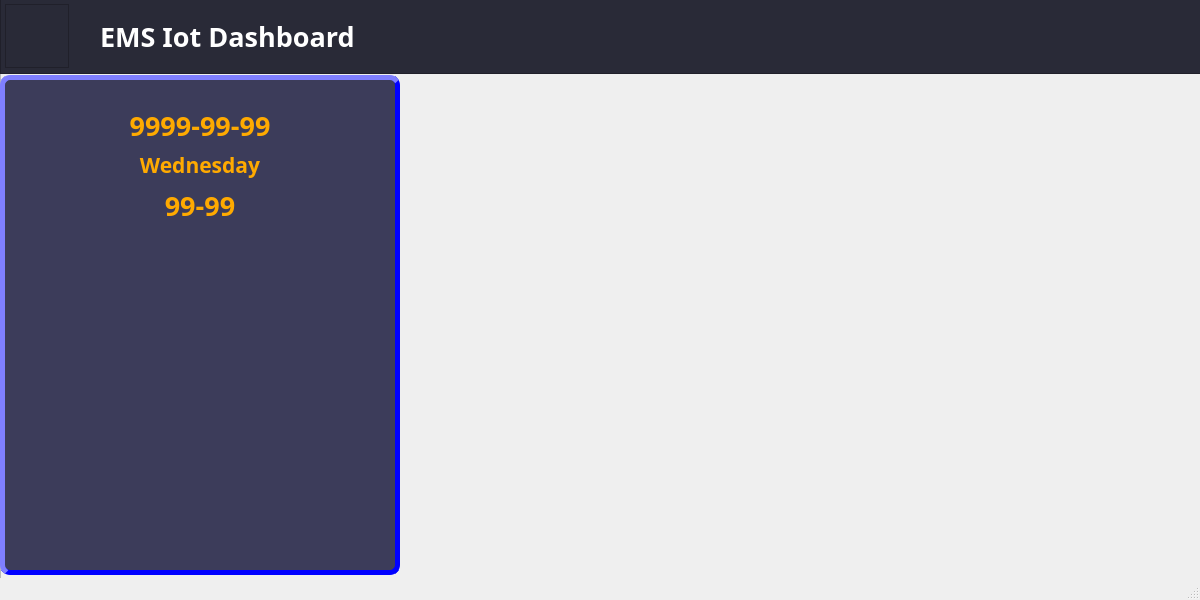
The window that ui/dashboard.ui (ParkYongJun03/EMS_Comm) describes before a commit, drawn with Qt 5.
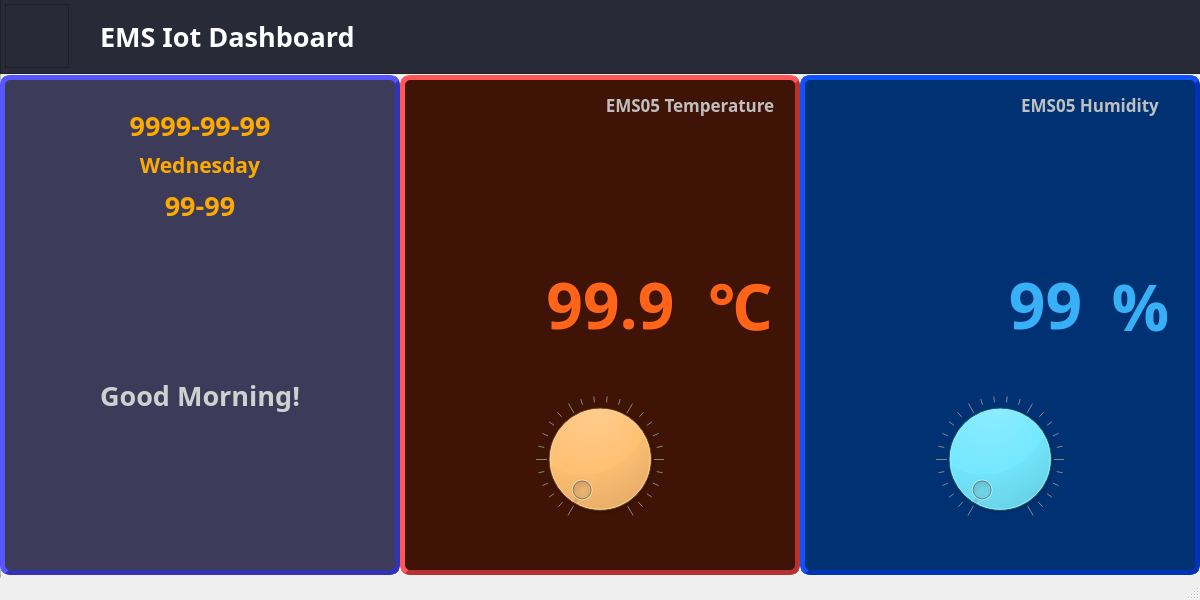
The same window after the commit. Icons and pictures are not drawn.

Diff of the .ui file:
```diff
--- a/ui/dashboard.ui
+++ b/ui/dashboard.ui
@@ -122,7 +122,7 @@
       <string notr="true">background-color: rgb(60, 60, 90);
 border-style : outset;
 border-width : 5px;
-border-color : rgb(0, 0, 255);
+border-color : rgb(50, 50, 180);
 border-radius : 10px;</string>
      </property>
      <property name="frameShape">
@@ -233,6 +233,327 @@
       </property>
       <property name="alignment">
        <set>Qt::AlignCenter</set>
+      </property>
+     </widget>
+     <widget class="QLabel" name="lblGreeting">
+      <property name="geometry">
+       <rect>
+        <x>50</x>
+        <y>300</y>
+        <width>300</width>
+        <height>40</height>
+       </rect>
+      </property>
+      <property name="font">
+       <font>
+        <family>나눔고딕코딩</family>
+        <pointsize>20</pointsize>
+        <weight>75</weight>
+        <bold>true</bold>
+       </font>
+      </property>
+      <property name="styleSheet">
+       <string notr="true">color: rgb(208, 208, 208);
+border : none;</string>
+      </property>
+      <property name="text">
+       <string>Good Morning!</string>
+      </property>
+      <property name="alignment">
+       <set>Qt::AlignCenter</set>
+      </property>
+     </widget>
+    </widget>
+    <widget class="QFrame" name="tempFrame">
+     <property name="geometry">
+      <rect>
+       <x>400</x>
+       <y>75</y>
+       <width>400</width>
+       <height>500</height>
+      </rect>
+     </property>
+     <property name="styleSheet">
+      <string notr="true">background-color: rgb(63, 19, 5);
+border-style : outset;
+border-width : 5px;
+border-color : rgb(180, 50, 50);
+border-radius : 10px;</string>
+     </property>
+     <property name="frameShape">
+      <enum>QFrame::StyledPanel</enum>
+     </property>
+     <property name="frameShadow">
+      <enum>QFrame::Raised</enum>
+     </property>
+     <widget class="QFrame" name="weatherFrame_3">
+      <property name="geometry">
+       <rect>
+        <x>40</x>
+        <y>40</y>
+        <width>128</width>
+        <height>128</height>
+       </rect>
+      </property>
+      <property name="styleSheet">
+       <string notr="true">background-image: url(:/temp32);
+background-repeat: no-repeat;
+border : none</string>
+      </property>
+      <property name="frameShape">
+       <enum>QFrame::StyledPanel</enum>
+      </property>
+      <property name="frameShadow">
+       <enum>QFrame::Raised</enum>
+      </property>
+     </widget>
+     <widget class="QLabel" name="lblCurrTemp">
+      <property name="geometry">
+       <rect>
+        <x>130</x>
+        <y>188</y>
+        <width>161</width>
+        <height>81</height>
+       </rect>
+      </property>
+      <property name="font">
+       <font>
+        <family>나눔고딕코딩</family>
+        <pointsize>48</pointsize>
+        <weight>75</weight>
+        <bold>true</bold>
+       </font>
+      </property>
+      <property name="styleSheet">
+       <string notr="true">color: rgb(255, 100, 25);
+border : none;</string>
+      </property>
+      <property name="text">
+       <string>99.9</string>
+      </property>
+      <property name="alignment">
+       <set>Qt::AlignCenter</set>
+      </property>
+     </widget>
+     <widget class="QLabel" name="lblTempTitle">
+      <property name="geometry">
+       <rect>
+        <x>190</x>
+        <y>10</y>
+        <width>200</width>
+        <height>40</height>
+       </rect>
+      </property>
+      <property name="font">
+       <font>
+        <family>나눔고딕코딩</family>
+        <pointsize>13</pointsize>
+        <weight>75</weight>
+        <bold>true</bold>
+       </font>
+      </property>
+      <property name="styleSheet">
+       <string notr="true">color: rgb(191, 191, 191);
+border : none;</string>
+      </property>
+      <property name="text">
+       <string>EMS05 Temperature</string>
+      </property>
+      <property name="alignment">
+       <set>Qt::AlignCenter</set>
+      </property>
+     </widget>
+     <widget class="QLabel" name="lblCurrTemp_2">
+      <property name="geometry">
+       <rect>
+        <x>290</x>
+        <y>189</y>
+        <width>101</width>
+        <height>81</height>
+       </rect>
+      </property>
+      <property name="font">
+       <font>
+        <family>나눔고딕코딩</family>
+        <pointsize>48</pointsize>
+        <weight>75</weight>
+        <bold>true</bold>
+       </font>
+      </property>
+      <property name="styleSheet">
+       <string notr="true">color: rgb(255, 100, 25);
+border : none;</string>
+      </property>
+      <property name="text">
+       <string>℃</string>
+      </property>
+      <property name="alignment">
+       <set>Qt::AlignCenter</set>
+      </property>
+     </widget>
+     <widget class="QDial" name="dial">
+      <property name="geometry">
+       <rect>
+        <x>136</x>
+        <y>320</y>
+        <width>128</width>
+        <height>128</height>
+       </rect>
+      </property>
+      <property name="styleSheet">
+       <string notr="true">background-color: rgb(255, 156, 34);</string>
+      </property>
+      <property name="notchesVisible">
+       <bool>true</bool>
+      </property>
+     </widget>
+    </widget>
+    <widget class="QFrame" name="tempFrame_2">
+     <property name="geometry">
+      <rect>
+       <x>800</x>
+       <y>75</y>
+       <width>400</width>
+       <height>500</height>
+      </rect>
+     </property>
+     <property name="font">
+      <font>
+       <family>Bahnschrift</family>
+      </font>
+     </property>
+     <property name="styleSheet">
+      <string notr="true">background-color: rgb(0, 50, 115);
+border-style : outset;
+border-width : 5px;
+border-color : rgb(0, 50, 180);
+border-radius : 10px;</string>
+     </property>
+     <property name="frameShape">
+      <enum>QFrame::StyledPanel</enum>
+     </property>
+     <property name="frameShadow">
+      <enum>QFrame::Raised</enum>
+     </property>
+     <widget class="QFrame" name="weatherFrame_4">
+      <property name="geometry">
+       <rect>
+        <x>40</x>
+        <y>40</y>
+        <width>128</width>
+        <height>128</height>
+       </rect>
+      </property>
+      <property name="styleSheet">
+       <string notr="true">background-image: url(:/humid);
+background-repeat: no-repeat;
+border : none</string>
+      </property>
+      <property name="frameShape">
+       <enum>QFrame::StyledPanel</enum>
+      </property>
+      <property name="frameShadow">
+       <enum>QFrame::Raised</enum>
+      </property>
+     </widget>
+     <widget class="QLabel" name="lblCurrTemp_3">
+      <property name="geometry">
+       <rect>
+        <x>190</x>
+        <y>188</y>
+        <width>111</width>
+        <height>81</height>
+       </rect>
+      </property>
+      <property name="font">
+       <font>
+        <family>나눔고딕코딩</family>
+        <pointsize>48</pointsize>
+        <weight>75</weight>
+        <bold>true</bold>
+       </font>
+      </property>
+      <property name="styleSheet">
+       <string notr="true">color: rgb(56, 176, 247);
+border : none;</string>
+      </property>
+      <property name="text">
+       <string>99</string>
+      </property>
+      <property name="alignment">
+       <set>Qt::AlignCenter</set>
+      </property>
+     </widget>
+     <widget class="QLabel" name="lblTempTitle_2">
+      <property name="geometry">
+       <rect>
+        <x>190</x>
+        <y>10</y>
+        <width>200</width>
+        <height>40</height>
+       </rect>
+      </property>
+      <property name="font">
+       <font>
+        <family>나눔고딕코딩</family>
+        <pointsize>13</pointsize>
+        <weight>75</weight>
+        <bold>true</bold>
+       </font>
+      </property>
+      <property name="styleSheet">
+       <string notr="true">color: rgb(191, 191, 191);
+border : none;</string>
+      </property>
+      <property name="text">
+       <string>EMS05 Humidity</string>
+      </property>
+      <property name="alignment">
+       <set>Qt::AlignCenter</set>
+      </property>
+     </widget>
+     <widget class="QLabel" name="lblCurrTemp_4">
+      <property name="geometry">
+       <rect>
+        <x>290</x>
+        <y>190</y>
+        <width>101</width>
+        <height>81</height>
+       </rect>
+      </property>
+      <property name="font">
+       <font>
+        <family>휴먼옛체</family>
+        <pointsize>48</pointsize>
+        <weight>75</weight>
+        <bold>true</bold>
+       </font>
+      </property>
+      <property name="styleSheet">
+       <string notr="true">color: rgb(56, 176, 247);
+border : none;</string>
+      </property>
+      <property name="text">
+       <string>%</string>
+      </property>
+      <property name="alignment">
+       <set>Qt::AlignCenter</set>
+      </property>
+     </widget>
+     <widget class="QDial" name="dial_2">
+      <property name="geometry">
+       <rect>
+        <x>136</x>
+        <y>320</y>
+        <width>128</width>
+        <height>128</height>
+       </rect>
+      </property>
+      <property name="styleSheet">
+       <string notr="true">background-color: rgb(44, 217, 255);</string>
+      </property>
+      <property name="notchesVisible">
+       <bool>true</bool>
       </property>
      </widget>
     </widget>
```
